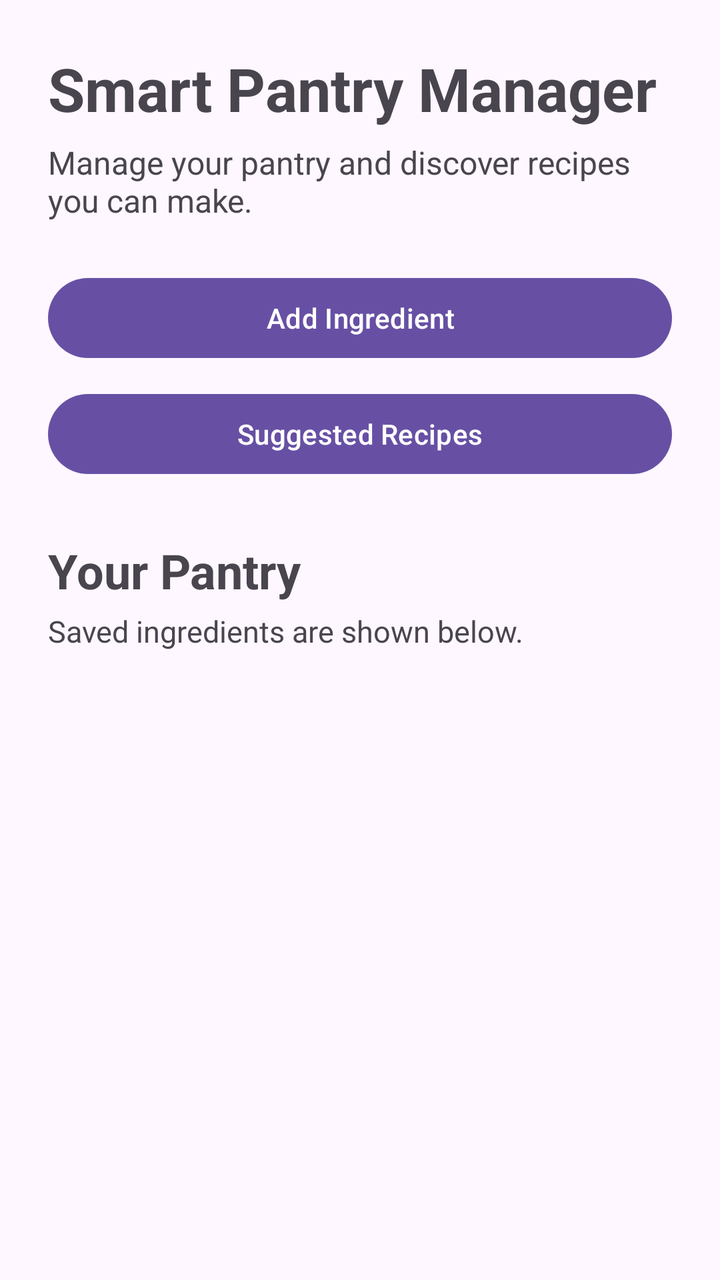
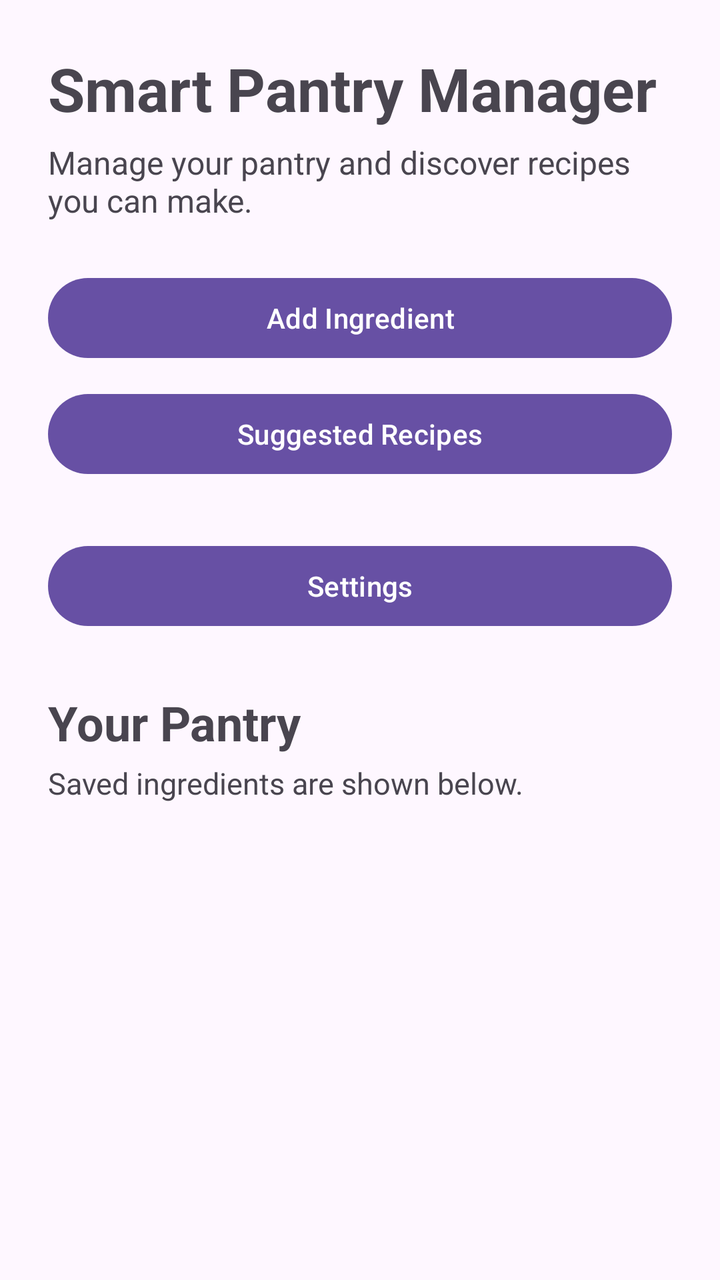

The first picture is an Android layout as it rendered before a commit; the second is the same layout after the commit. The layout source and the unified diff follow.
<!-- AndroidManifest.xml: application theme Theme.SmartPantryManager -->
<!-- res/layout/activity_main.xml -->
<?xml version="1.0" encoding="utf-8"?>
<ScrollView xmlns:android="http://schemas.android.com/apk/res/android"
    android:id="@+id/main"
    android:layout_width="match_parent"
    android:layout_height="match_parent"
    android:fillViewport="true">

    <LinearLayout
        android:layout_width="match_parent"
        android:layout_height="wrap_content"
        android:orientation="vertical"
        android:padding="24dp">

        

        <TextView
            android:layout_width="wrap_content"
            android:layout_height="wrap_content"
            android:text="@string/app_name"
            android:textSize="30sp"
            android:textStyle="bold" />

        <TextView
            android:layout_width="match_parent"
            android:layout_height="wrap_content"
            android:text="Manage your pantry and discover recipes you can make."
            android:textSize="16sp"
            android:layout_marginTop="6dp"
            android:layout_marginBottom="24dp" />

        

        <Button
            android:id="@+id/buttonAddIngredient"
            android:layout_width="match_parent"
            android:layout_height="wrap_content"
            android:text="@string/add_ingredient"
            android:layout_marginBottom="10dp" />

        <Button
            android:id="@+id/buttonSuggestedRecipes"
            android:layout_width="match_parent"
            android:layout_height="wrap_content"
            android:text="Suggested Recipes"
            android:layout_marginBottom="28dp" />

        

        <TextView
            android:layout_width="wrap_content"
            android:layout_height="wrap_content"
            android:text="Your Pantry"
            android:textSize="24sp"
            android:textStyle="bold" />

        <TextView
            android:layout_width="match_parent"
            android:layout_height="wrap_content"
            android:text="Saved ingredients are shown below."
            android:textSize="15sp"
            android:layout_marginTop="4dp"
            android:layout_marginBottom="16dp" />

        

        <androidx.recyclerview.widget.RecyclerView
            android:id="@+id/recyclerViewPantry"
            android:layout_width="match_parent"
            android:layout_height="wrap_content"
            android:nestedScrollingEnabled="false"
            android:clipToPadding="false"
            android:paddingBottom="16dp" />

    </LinearLayout>

</ScrollView>
<!-- resources referenced by this layout -->
<resources>
  <string name="add_ingredient">Add Ingredient</string>
  <string name="app_name">Smart Pantry Manager</string>
  <style name="Theme.SmartPantryManager" parent="Base.Theme.SmartPantryManager" />
  <style name="Base.Theme.SmartPantryManager" parent="Theme.Material3.DayNight.NoActionBar">
          
          
      </style>
</resources>

<!-- the commit's change to res/layout/activity_main.xml (unified diff, before → after) -->
@@ -44,6 +44,13 @@
             android:text="Suggested Recipes"
             android:layout_marginBottom="28dp" />
 
+        <Button
+            android:id="@+id/buttonSettings"
+            android:layout_width="match_parent"
+            android:layout_height="wrap_content"
+            android:text="Settings"
+            android:layout_marginBottom="28dp" />
+
         
 
         <TextView
